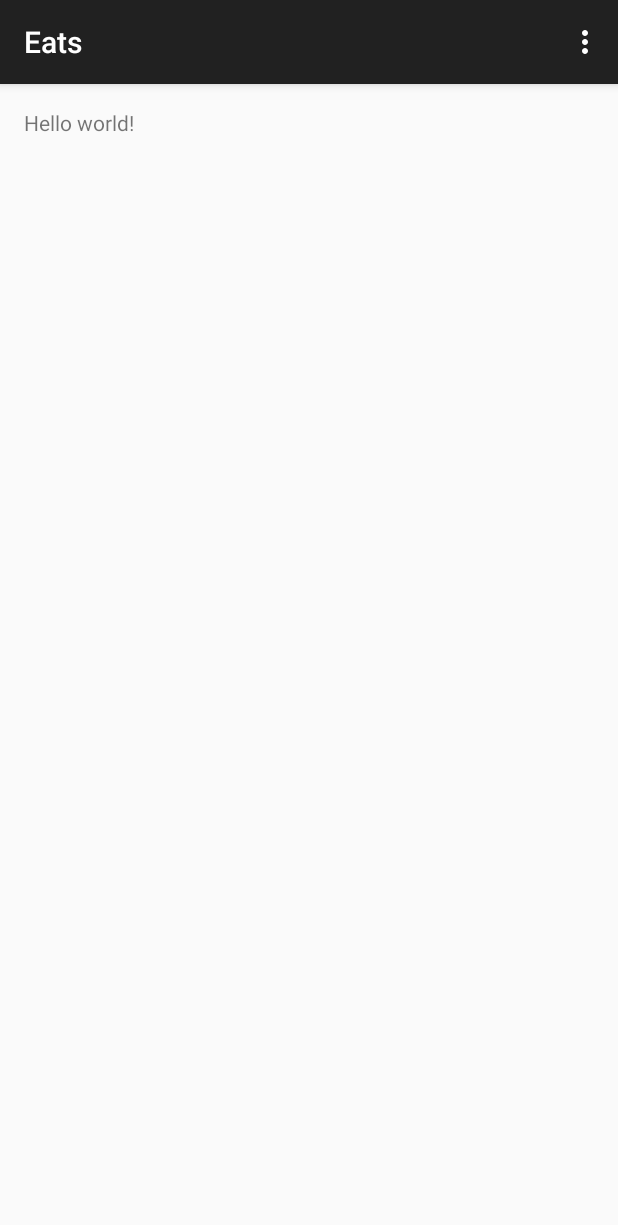
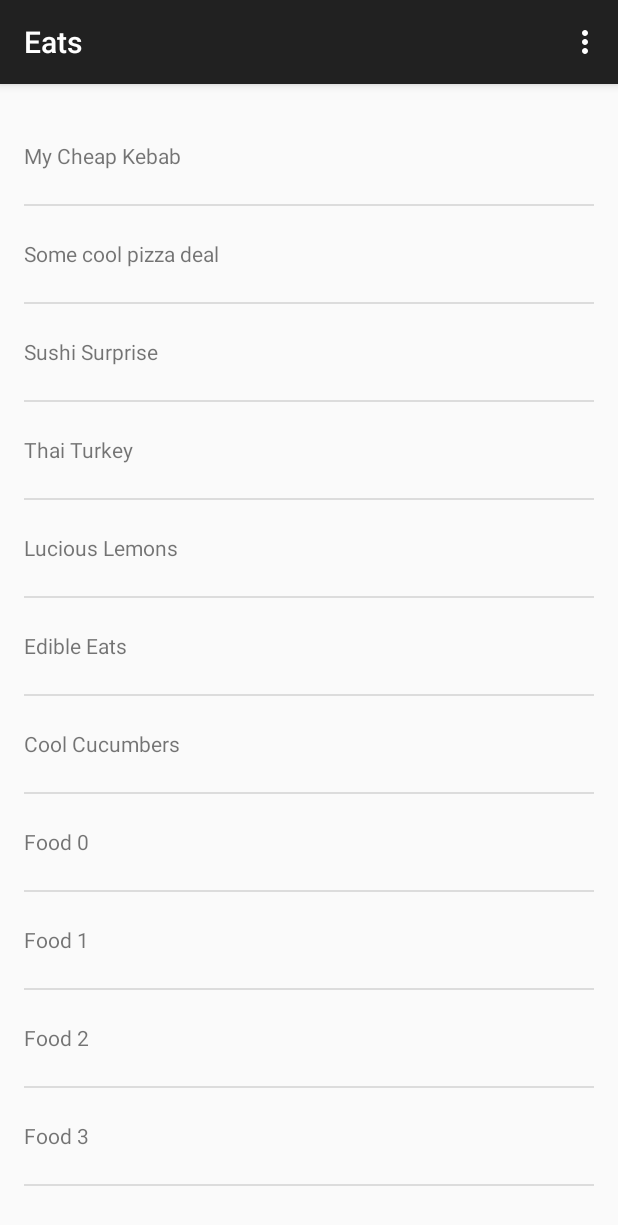
Before and after one commit to SDupZ/Eats, an Android app: the screen it shows after launch (MainActivity), on a phone screen of 412 x 824 dp. Shown: the top 1225 px of the screen. Run offline under Robolectric (Android 15) with nearby library versions, the phone set to English and light mode, and no system bars.

Commit message:
Created ssuuuuuper basic list populated with dummy data.

```diff
--- a/app/src/main/java/com/sdp/apps/eats/MainActivity.java
+++ b/app/src/main/java/com/sdp/apps/eats/MainActivity.java
@@ -1,7 +1,6 @@
 package com.sdp.apps.eats;
 
 import android.support.v7.app.ActionBarActivity;
-import android.support.v7.app.ActionBar;
 import android.support.v4.app.Fragment;
 import android.os.Bundle;
 import android.view.LayoutInflater;
@@ -9,7 +8,12 @@ import android.view.Menu;
 import android.view.MenuItem;
 import android.view.View;
 import android.view.ViewGroup;
-import android.os.Build;
+import android.widget.ArrayAdapter;
+import android.widget.ListView;
+
+import java.util.ArrayList;
+import java.util.Arrays;
+import java.util.List;
 
 
 public class MainActivity extends ActionBarActivity {
@@ -60,7 +64,31 @@ public class MainActivity extends ActionBarActivity {
         public View onCreateView(LayoutInflater inflater, ViewGroup container,
                                  Bundle savedInstanceState) {
             View rootView = inflater.inflate(R.layout.fragment_main, container, false);
+
+            String[] dummyData= {
+                    "My Cheap Kebab",
+                    "Some cool pizza deal",
+                    "Sushi Surprise",
+                    "Thai Turkey",
+                    "Lucious Lemons",
+                    "Edible Eats ",
+                    "Cool Cucumbers",
+                    "Food 0",
+                    "Food 1",
+                    "Food 2",
+                    "Food 3",
+            };
+
+            List<String> currentDeals = new ArrayList<String>(Arrays.asList(dummyData));
+
+            ArrayAdapter<String> dealsAdapter = new ArrayAdapter<String>(getActivity(),
+                    R.layout.list_item_deals, R.id.list_item_deals_textview, currentDeals);
+
+            ListView view = (ListView) rootView.findViewById(R.id.listview_deals);
+            view.setAdapter(dealsAdapter);
+
             return rootView;
         }
+
     }
 }
--- a/app/src/main/res/layout/fragment_main.xml
+++ b/app/src/main/res/layout/fragment_main.xml
@@ -1,12 +1,16 @@
-<RelativeLayout xmlns:android="http://schemas.android.com/apk/res/android"
-    xmlns:tools="http://schemas.android.com/tools" android:layout_width="match_parent"
-    android:layout_height="match_parent" android:paddingLeft="@dimen/activity_horizontal_margin"
+<FrameLayout xmlns:android="http://schemas.android.com/apk/res/android"
+    xmlns:tools="http://schemas.android.com/tools"
+    android:layout_width="match_parent"
+    android:layout_height="match_parent"
+    android:paddingLeft="@dimen/activity_horizontal_margin"
     android:paddingRight="@dimen/activity_horizontal_margin"
     android:paddingTop="@dimen/activity_vertical_margin"
     android:paddingBottom="@dimen/activity_vertical_margin"
     tools:context=".MainActivity$PlaceholderFragment">
 
-    <TextView android:text="@string/hello_world" android:layout_width="wrap_content"
-        android:layout_height="wrap_content" />
+    <ListView
+        android:id="@+id/listview_deals"
+        android:layout_width="match_parent"
+        android:layout_height="match_parent"/>
 
-</RelativeLayout>
+</FrameLayout>
--- /dev/null
+++ b/app/src/main/res/layout/list_item_deals.xml
@@ -0,0 +1,7 @@
+<?xml version="1.0" encoding="utf-8"?>
+<TextView xmlns:android="http://schemas.android.com/apk/res/android"
+    android:layout_width="match_parent"
+    android:layout_height="match_parent"
+    android:minHeight="?android:attr/listPreferredItemHeight"
+    android:gravity="center_vertical"
+    android:id="@+id/list_item_deals_textview" />
```
Also changed, not shown: 1 other file.
